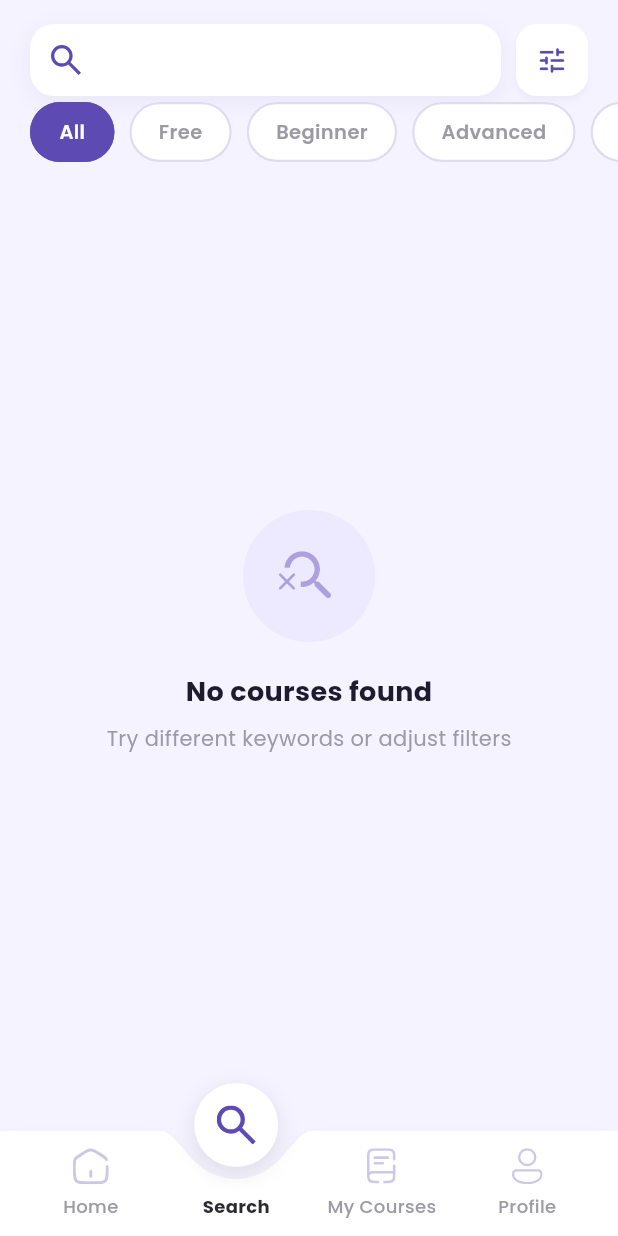
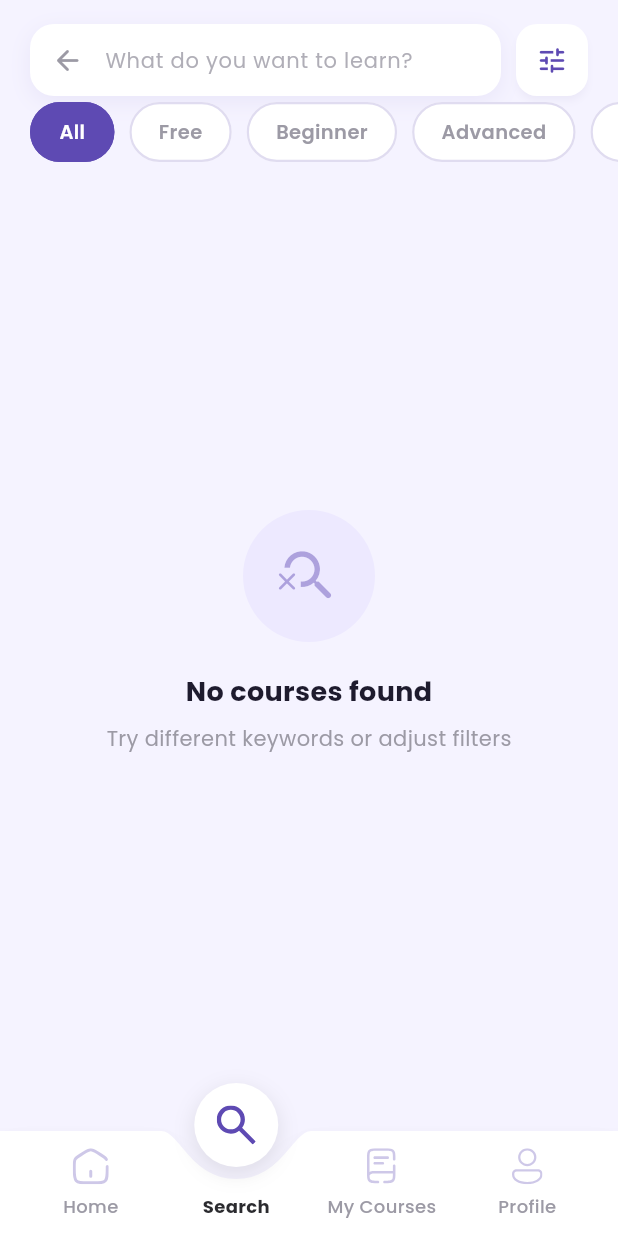
Before and after one commit to PokerTick/BrainUp, a Flutter app: the SearchResultsPage screen opened directly with empty values, on a phone screen of 412 x 824 dp. Run offline on Flutter 3.47's test engine with Material 3 defaults, Android fonts, the phone set to English and light mode, and no system bars; our stand-ins replace flutter_svg, google_fonts, shared_preferences; accounts and stored records are empty; project files that could hold a hidden picture were left out.

```diff
--- a/lib/pages/search_results_page.dart
+++ b/lib/pages/search_results_page.dart
@@ -59,6 +59,9 @@ class _SearchResultsPageState extends State<SearchResultsPage> {
   late double _minPrice;
   late double _maxPrice;
 
+  final TextEditingController _searchController = TextEditingController();
+  final FocusNode _focusNode = FocusNode();
+
   @override
   void initState() {
     super.initState();
@@ -67,6 +70,15 @@ class _SearchResultsPageState extends State<SearchResultsPage> {
     _isFree = widget.initialIsFree;
     _minPrice = widget.initialMinPrice;
     _maxPrice = widget.initialMaxPrice;
+
+    _searchController.text = widget.query;
+  }
+
+  @override
+  void dispose() {
+    _searchController.dispose();
+    _focusNode.dispose();
+    super.dispose();
   }
 
   List<Map<String, dynamic>> get _filteredResults {
@@ -90,9 +102,13 @@ class _SearchResultsPageState extends State<SearchResultsPage> {
   }
 
   Future<void> _fetchNewResults() async {
+    final query = _searchController.text.trim();
+    if (query.isEmpty) return;
+
+    _focusNode.unfocus();
     setState(() => _isSearching = true);
     final result = await ApiService.searchCourses(
-      widget.query,
+      query,
       limit: 20,
       categoryId: _selectedCategoryId,
       isFree: _isFree,
@@ -196,8 +212,6 @@ class _SearchResultsPageState extends State<SearchResultsPage> {
       child: Row(
         children: [
           Expanded(
-            child: GestureDetector(
-              onTap: () => Navigator.pop(context),
             child: Container(
               height: 48,
               decoration: BoxDecoration(
@@ -211,32 +225,70 @@ class _SearchResultsPageState extends State<SearchResultsPage> {
                   ),
                 ],
               ),
-                padding: const EdgeInsets.symmetric(horizontal: 14),
               child: Row(
                 children: [
-                    SvgPicture.asset(
-                      'lib/assets/Search.svg',
-                      width: 20,
-                      height: 20,
-                      colorFilter: const ColorFilter.mode(
-                        _primaryPurple,
-                        BlendMode.srcIn,
+                  // Back Button inside the search bar on the left
+                  Material(
+                    color: Colors.transparent,
+                    child: InkWell(
+                      borderRadius: const BorderRadius.only(
+                        topLeft: Radius.circular(16),
+                        bottomLeft: Radius.circular(16),
+                      ),
+                      onTap: () => Navigator.pop(context),
+                      child: Padding(
+                        padding: const EdgeInsets.symmetric(horizontal: 14),
+                        child: Icon(
+                          Icons.arrow_back_rounded,
+                          color: _textGray,
+                          size: 22,
                         ),
                       ),
-                    const SizedBox(width: 10),
+                    ),
+                  ),
                   Expanded(
-                      child: Text(
-                        widget.query,
+                    child: TextField(
+                      controller: _searchController,
+                      focusNode: _focusNode,
+                      onSubmitted: (_) => _fetchNewResults(),
                       style: const TextStyle(
                         fontSize: 15,
                         color: _textDark,
                         fontWeight: FontWeight.w500,
                       ),
-                        overflow: TextOverflow.ellipsis,
+                      decoration: InputDecoration(
+                        hintText: 'What do you want to learn?',
+                        hintStyle: TextStyle(
+                          color: _textGray.withValues(alpha: 0.8),
+                          fontSize: 14,
+                          fontWeight: FontWeight.w400,
+                        ),
+                        border: InputBorder.none,
+                        contentPadding: const EdgeInsets.symmetric(
+                          vertical: 14,
                         ),
                       ),
+                    ),
+                  ),
+                  ValueListenableBuilder<TextEditingValue>(
+                    valueListenable: _searchController,
+                    builder: (context, value, child) {
+                      if (value.text.isEmpty) return const SizedBox.shrink();
+                      return GestureDetector(
+                        behavior: HitTestBehavior.opaque,
+                        onTap: () {
+                          _searchController.clear();
+                          _focusNode.requestFocus();
+                        },
+                        child: Padding(
+                          padding: const EdgeInsets.all(14),
+                          child: Icon(Icons.close_rounded,
+                              color: _textGray, size: 20),
+                        ),
+                      );
+                    },
+                  ),
                 ],
-                ),
               ),
             ),
           ),
```
Lines whose indentation alone changed are shown as unchanged.
